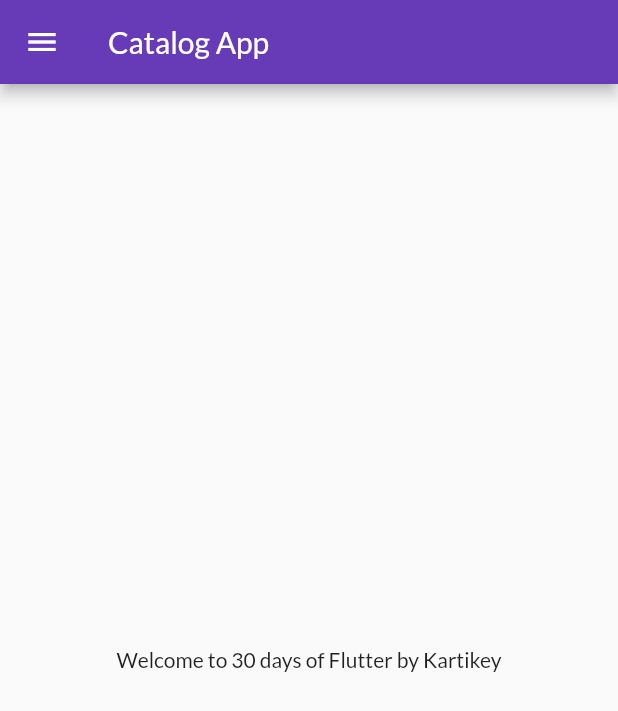
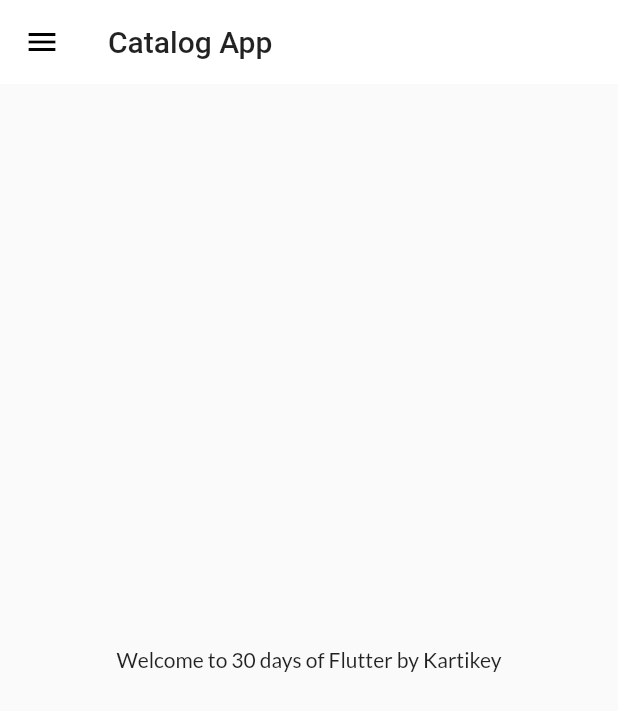
Before and after one commit to Asciiv/Flutter_app, a Flutter app: the screen it shows after launch, on a phone screen of 412 x 824 dp. Shown: the top 711 px of the screen. Run offline on Flutter 3.47's test engine with Material 2 defaults, Android fonts, the phone set to English and light mode, and no system bars; our stand-ins replace google_fonts.

Commit message:
Initial Commit

```diff
--- a/lib/main.dart
+++ b/lib/main.dart
@@ -2,7 +2,7 @@ import 'package:flutter/material.dart';
 import 'package:flutter_app/pages/jim.dart';
 import 'package:flutter_app/pages/login_page.dart';
 import 'package:flutter_app/utils/routes.dart';
-import 'package:google_fonts/google_fonts.dart';
+import 'package:flutter_app/widgets/themes.dart';
 
 
 
@@ -25,15 +25,11 @@ class MyApp extends StatelessWidget {
     return MaterialApp(
      // home: Jim(),
       themeMode:ThemeMode.light,
-      theme: ThemeData(
+       theme : MyTheme.lightTheme(context),
 
-        primarySwatch: Colors.deepPurple,
-        fontFamily: GoogleFonts.lato().fontFamily,
-      ),
 
-      darkTheme: ThemeData(
-        brightness: Brightness.dark,
-      ),
+
+    darkTheme: MyTheme.darkTheme(context),
       debugShowCheckedModeBanner: false,
       initialRoute: MyRoutes.homeRoute,
       routes: {
--- /dev/null
+++ b/lib/widgets/themes.dart
@@ -0,0 +1,20 @@
+import 'package:flutter/material.dart';
+import 'package:google_fonts/google_fonts.dart';
+
+class MyTheme{
+static ThemeData lightTheme (BuildContext context) => ThemeData(
+
+primarySwatch: Colors.deepPurple,
+fontFamily: GoogleFonts.lato().fontFamily,
+appBarTheme: AppBarTheme(
+color: Colors.white,
+elevation: 0.0,
+iconTheme: IconThemeData(color: Colors.black),
+titleTextStyle: Theme.of(context).textTheme.headline6
+));
+
+
+    static ThemeData darkTheme (BuildContext context) => ThemeData(
+    brightness: Brightness.dark,
+    );
+}
```
